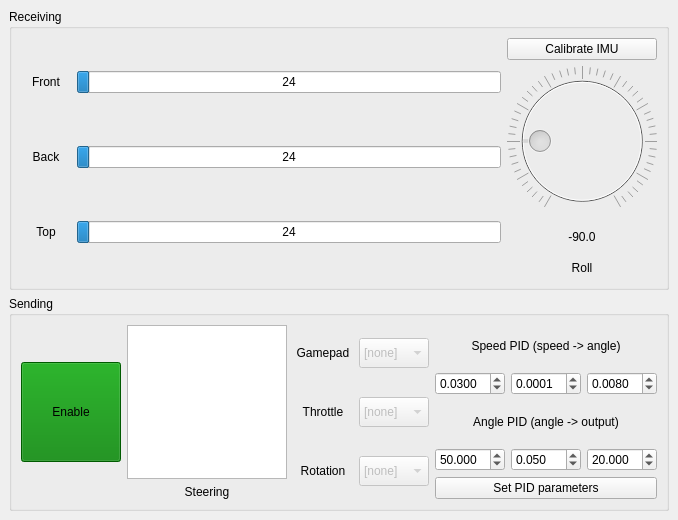
First picture: the form in src/rys_control/remote/src/UI/Layouts/RysRemoteMainWindowLayout.ui, repository GroupOfRobots/MiniRysV4ROS2, before the edit.
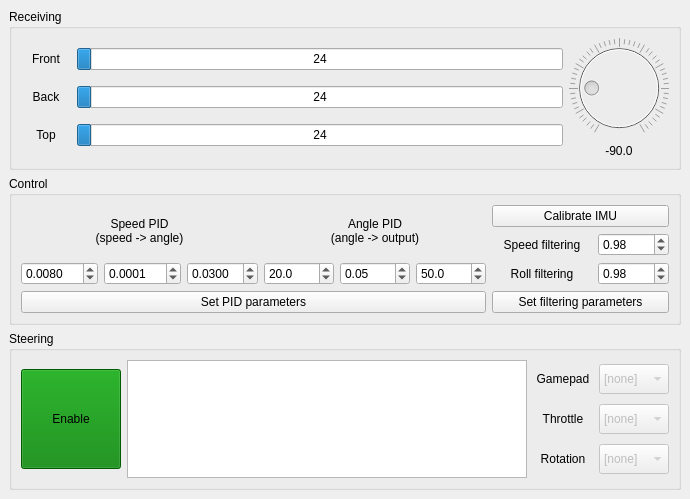
Second picture: the form after the edit.

Commit message: rys_control: * reorganized controls * added filtering value spinBoxes and setter button * changed DDS queue names to unified ones

```diff
--- a/src/rys_control/remote/src/UI/Layouts/RysRemoteMainWindowLayout.ui
+++ b/src/rys_control/remote/src/UI/Layouts/RysRemoteMainWindowLayout.ui
@@ -6,8 +6,8 @@
    <rect>
     <x>0</x>
     <y>0</y>
-    <width>678</width>
-    <height>520</height>
+    <width>690</width>
+    <height>499</height>
    </rect>
   </property>
   <property name="windowTitle">
@@ -36,7 +36,7 @@
              <property name="minimumSize">
               <size>
                <width>50</width>
-               <height>50</height>
+               <height>20</height>
               </size>
              </property>
              <property name="text">
@@ -84,7 +84,7 @@
              <property name="minimumSize">
               <size>
                <width>50</width>
-               <height>50</height>
+               <height>20</height>
               </size>
              </property>
              <property name="text">
@@ -132,7 +132,7 @@
              <property name="minimumSize">
               <size>
                <width>50</width>
-               <height>50</height>
+               <height>20</height>
               </size>
              </property>
              <property name="text">
@@ -171,13 +171,6 @@
        </item>
        <item>
         <layout class="QVBoxLayout" name="imuVerticalLayout">
-         <item>
-          <widget class="QPushButton" name="imuCalibrateButton">
-           <property name="text">
-            <string>Calibrate IMU</string>
-           </property>
-          </widget>
-         </item>
          <item>
           <widget class="QDial" name="rollDial">
            <property name="enabled">
@@ -185,8 +178,8 @@
            </property>
            <property name="minimumSize">
             <size>
-             <width>150</width>
-             <height>150</height>
+             <width>100</width>
+             <height>100</height>
             </size>
            </property>
            <property name="minimum">
@@ -229,7 +222,7 @@
            <property name="minimumSize">
             <size>
              <width>50</width>
-             <height>30</height>
+             <height>0</height>
             </size>
            </property>
            <property name="text">
@@ -240,19 +233,299 @@
            </property>
           </widget>
          </item>
+        </layout>
+       </item>
+      </layout>
+     </widget>
+    </item>
+    <item>
+     <widget class="QGroupBox" name="groupBox">
+      <property name="title">
+       <string>Control</string>
+      </property>
+      <layout class="QHBoxLayout" name="horizontalLayout_3">
+       <item>
+        <layout class="QVBoxLayout" name="verticalLayout_4">
          <item>
-          <widget class="QLabel" name="rollLabel">
-           <property name="minimumSize">
-            <size>
-             <width>0</width>
-             <height>20</height>
-            </size>
+          <layout class="QHBoxLayout" name="horizontalLayout_6">
+           <item>
+            <layout class="QVBoxLayout" name="verticalLayout_3">
+             <item>
+              <widget class="QLabel" name="speedPIDLabel">
+               <property name="minimumSize">
+                <size>
+                 <width>120</width>
+                 <height>40</height>
+                </size>
+               </property>
+               <property name="text">
+                <string>Speed PID
+(speed -&gt; angle)</string>
+               </property>
+               <property name="alignment">
+                <set>Qt::AlignCenter</set>
+               </property>
+              </widget>
+             </item>
+             <item>
+              <layout class="QHBoxLayout" name="horizontalLayout_5">
+               <item>
+                <widget class="QDoubleSpinBox" name="speedDSpinBox">
+                 <property name="minimumSize">
+                  <size>
+                   <width>70</width>
+                   <height>0</height>
+                  </size>
+                 </property>
+                 <property name="decimals">
+                  <number>4</number>
+                 </property>
+                 <property name="maximum">
+                  <double>100.000000000000000</double>
+                 </property>
+                 <property name="singleStep">
+                  <double>0.001000000000000</double>
+                 </property>
+                 <property name="value">
+                  <double>0.008000000000000</double>
+                 </property>
+                </widget>
+               </item>
+               <item>
+                <widget class="QDoubleSpinBox" name="speedISpinBox">
+                 <property name="minimumSize">
+                  <size>
+                   <width>70</width>
+                   <height>0</height>
+                  </size>
+                 </property>
+                 <property name="decimals">
+                  <number>4</number>
+                 </property>
+                 <property name="maximum">
+                  <double>100.000000000000000</double>
+                 </property>
+                 <property name="singleStep">
+                  <double>0.000100000000000</double>
+                 </property>
+                 <property name="value">
+                  <double>0.000100000000000</double>
+                 </property>
+                </widget>
+               </item>
+               <item>
+                <widget class="QDoubleSpinBox" name="speedPSpinBox">
+                 <property name="minimumSize">
+                  <size>
+                   <width>70</width>
+                   <height>0</height>
+                  </size>
+                 </property>
+                 <property name="decimals">
+                  <number>4</number>
+                 </property>
+                 <property name="maximum">
+                  <double>10.000000000000000</double>
+                 </property>
+                 <property name="singleStep">
+                  <double>0.001000000000000</double>
+                 </property>
+                 <property name="value">
+                  <double>0.030000000000000</double>
+                 </property>
+                </widget>
+               </item>
+              </layout>
+             </item>
+            </layout>
+           </item>
+           <item>
+            <layout class="QVBoxLayout" name="verticalLayout_5">
+             <item>
+              <widget class="QLabel" name="anglePIDLabel">
+               <property name="minimumSize">
+                <size>
+                 <width>120</width>
+                 <height>40</height>
+                </size>
+               </property>
+               <property name="text">
+                <string>Angle PID
+(angle -&gt; output)</string>
+               </property>
+               <property name="alignment">
+                <set>Qt::AlignCenter</set>
+               </property>
+              </widget>
+             </item>
+             <item>
+              <layout class="QHBoxLayout" name="horizontalLayout_2">
+               <item>
+                <widget class="QDoubleSpinBox" name="angleDSpinBox">
+                 <property name="minimumSize">
+                  <size>
+                   <width>70</width>
+                   <height>0</height>
+                  </size>
+                 </property>
+                 <property name="decimals">
+                  <number>1</number>
+                 </property>
+                 <property name="maximum">
+                  <double>100.000000000000000</double>
+                 </property>
+                 <property name="value">
+                  <double>20.000000000000000</double>
+                 </property>
+                </widget>
+               </item>
+               <item>
+                <widget class="QDoubleSpinBox" name="angleISpinBox">
+                 <property name="minimumSize">
+                  <size>
+                   <width>70</width>
+                   <height>0</height>
+                  </size>
+                 </property>
+                 <property name="decimals">
+                  <number>2</number>
+                 </property>
+                 <property name="value">
+                  <double>0.050000000000000</double>
+                 </property>
+                </widget>
+               </item>
+               <item>
+                <widget class="QDoubleSpinBox" name="anglePSpinBox">
+                 <property name="minimumSize">
+                  <size>
+                   <width>70</width>
+                   <height>0</height>
+                  </size>
+                 </property>
+                 <property name="decimals">
+                  <number>1</number>
+                 </property>
+                 <property name="maximum">
+                  <double>1000.000000000000000</double>
+                 </property>
+                 <property name="value">
+                  <double>50.000000000000000</double>
+                 </property>
+                </widget>
+               </item>
+              </layout>
+             </item>
+            </layout>
+           </item>
+          </layout>
+         </item>
+         <item>
+          <widget class="QPushButton" name="setPIDsButton">
+           <property name="text">
+            <string>Set PID parameters</string>
            </property>
+          </widget>
+         </item>
+        </layout>
+       </item>
+       <item>
+        <layout class="QVBoxLayout" name="filteringVerticalLayout">
+         <item>
+          <widget class="QPushButton" name="imuCalibrateButton">
            <property name="text">
-            <string>Roll</string>
+            <string>Calibrate IMU</string>
            </property>
-           <property name="alignment">
-            <set>Qt::AlignCenter</set>
+          </widget>
+         </item>
+         <item>
+          <layout class="QHBoxLayout" name="speedFilteringHorizontalLayout">
+           <item>
+            <widget class="QLabel" name="speedFilteringLabel">
+             <property name="minimumSize">
+              <size>
+               <width>100</width>
+               <height>20</height>
+              </size>
+             </property>
+             <property name="text">
+              <string>Speed filtering</string>
+             </property>
+             <property name="alignment">
+              <set>Qt::AlignCenter</set>
+             </property>
+            </widget>
+           </item>
+           <item>
+            <widget class="QDoubleSpinBox" name="speedFilteringSpinBox">
+             <property name="minimumSize">
+              <size>
+               <width>70</width>
+               <height>0</height>
+              </size>
+             </property>
+             <property name="decimals">
+              <number>2</number>
+             </property>
+             <property name="maximum">
+              <double>1.000000000000000</double>
+             </property>
+             <property name="singleStep">
+              <double>0.010000000000000</double>
+             </property>
+             <property name="value">
+              <double>0.980000000000000</double>
+             </property>
+            </widget>
+           </item>
+          </layout>
+         </item>
+         <item>
+          <layout class="QHBoxLayout" name="rollFilteringHorizontalLayout">
+           <item>
+            <widget class="QLabel" name="rollFilteringLabel">
+             <property name="minimumSize">
+              <size>
+               <width>100</width>
+               <height>20</height>
+              </size>
+             </property>
+             <property name="text">
+              <string>Roll filtering</string>
+             </property>
+             <property name="alignment">
+              <set>Qt::AlignCenter</set>
+             </property>
+            </widget>
+           </item>
+           <item>
+            <widget class="QDoubleSpinBox" name="rollFilteringSpinBox">
+             <property name="minimumSize">
+              <size>
+               <width>70</width>
+               <height>0</height>
+              </size>
+             </property>
+             <property name="decimals">
+              <number>2</number>
+             </property>
+             <property name="maximum">
+              <double>1.000000000000000</double>
+             </property>
+             <property name="singleStep">
+              <double>0.010000000000000</double>
+             </property>
+             <property name="value">
+              <double>0.980000000000000</double>
+             </property>
+            </widget>
+           </item>
+          </layout>
+         </item>
+         <item>
+          <widget class="QPushButton" name="setFilteringParamsButton">
+           <property name="text">
+            <string>Set filtering parameters</string>
            </property>
           </widget>
          </item>
@@ -264,7 +537,7 @@
     <item>
      <widget class="QGroupBox" name="sendinggroupBox">
       <property name="title">
-       <string>Sending</string>
+       <string>Steering</string>
       </property>
       <layout class="QHBoxLayout" name="horizontalLayout_4">
        <item>
@@ -301,8 +574,8 @@
            </property>
            <property name="minimumSize">
             <size>
-             <width>150</width>
-             <height>150</height>
+             <width>100</width>
+             <height>100</height>
             </size>
            </property>
            <property name="sizeIncrement">
@@ -328,16 +601,6 @@
            </property>
           </widget>
          </item>
-         <item>
-          <widget class="QLabel" name="steeringLabel">
-           <property name="text">
-            <string>Steering</string>
-           </property>
-           <property name="alignment">
-            <set>Qt::AlignCenter</set>
-           </property>
-          </widget>
-         </item>
         </layout>
        </item>
        <item>
@@ -349,7 +612,7 @@
              <property name="minimumSize">
               <size>
                <width>60</width>
-               <height>50</height>
+               <height>30</height>
               </size>
              </property>
              <property name="text">
@@ -387,7 +650,7 @@
              <property name="minimumSize">
               <size>
                <width>60</width>
-               <height>50</height>
+               <height>30</height>
               </size>
              </property>
              <property name="text">
@@ -450,7 +713,7 @@
              <property name="minimumSize">
               <size>
                <width>60</width>
-               <height>50</height>
+               <height>30</height>
               </size>
              </property>
              <property name="text">
@@ -508,153 +771,6 @@
          </item>
         </layout>
        </item>
-       <item>
-        <layout class="QVBoxLayout" name="verticalLayout">
-         <item>
-          <widget class="QLabel" name="speedPIDLabel">
-           <property name="minimumSize">
-            <size>
-             <width>100</width>
-             <height>30</height>
-            </size>
-           </property>
-           <property name="text">
-            <string>Speed PID (speed -&gt; angle)</string>
-           </property>
-           <property name="alignment">
-            <set>Qt::AlignCenter</set>
-           </property>
-          </widget>
-         </item>
-         <item>
-          <layout class="QHBoxLayout" name="speedPIDHorizontalLayout">
-           <item>
-            <widget class="QDoubleSpinBox" name="speedPSpinBox">
-             <property name="minimumSize">
-              <size>
-               <width>70</width>
-               <height>0</height>
-              </size>
-             </property>
-             <property name="decimals">
-              <number>4</number>
-             </property>
-             <property name="value">
-              <double>0.030000000000000</double>
-             </property>
-            </widget>
-           </item>
-           <item>
-            <widget class="QDoubleSpinBox" name="speedISpinBox">
-             <property name="minimumSize">
-              <size>
-               <width>70</width>
-               <height>0</height>
-              </size>
-             </property>
-             <property name="decimals">
-              <number>4</number>
-             </property>
-             <property name="value">
-              <double>0.000100000000000</double>
-             </property>
-            </widget>
-           </item>
-           <item>
-            <widget class="QDoubleSpinBox" name="speedDSpinBox">
-             <property name="minimumSize">
-              <size>
-               <width>70</width>
-               <height>0</height>
-              </size>
-             </property>
-             <property name="decimals">
-              <number>4</number>
-             </property>
-             <property name="value">
-              <double>0.008000000000000</double>
-             </property>
-            </widget>
-           </item>
-          </layout>
-         </item>
-         <item>
-          <widget class="QLabel" name="anglePIDLabel">
-           <property name="minimumSize">
-            <size>
-             <width>100</width>
-             <height>30</height>
-            </size>
-           </property>
-           <property name="text">
-            <string>Angle PID (angle -&gt; output)</string>
-           </property>
-           <property name="alignment">
-            <set>Qt::AlignCenter</set>
-           </property>
-          </widget>
-         </item>
-         <item>
-          <layout class="QHBoxLayout" name="anglePIDHorizontalLayout">
-           <item>
-            <widget class="QDoubleSpinBox" name="anglePSpinBox">
-             <property name="minimumSize">
-              <size>
-               <width>70</width>
-               <height>0</height>
-              </size>
-             </property>
-             <property name="decimals">
-              <number>3</number>
-             </property>
-             <property name="value">
-              <double>50.000000000000000</double>
-             </property>
-            </widget>
-           </item>
-           <item>
-            <widget class="QDoubleSpinBox" name="angleISpinBox">
-             <property name="minimumSize">
-              <size>
-               <width>70</width>
-               <height>0</height>
-              </size>
-             </property>
-             <property name="decimals">
-              <number>3</number>
-             </property>
-             <property name="value">
-              <double>0.050000000000000</double>
-             </property>
-            </widget>
-           </item>
-           <item>
-            <widget class="QDoubleSpinBox" name="angleDSpinBox">
-             <property name="minimumSize">
-              <size>
-               <width>70</width>
-               <height>0</height>
-              </size>
-             </property>
-             <property name="decimals">
-              <number>3</number>
-             </property>
-             <property name="value">
-              <double>20.000000000000000</double>
-             </property>
-            </widget>
-           </item>
-          </layout>
-         </item>
-         <item>
-          <widget class="QPushButton" name="setPIDsButton">
-           <property name="text">
-            <string>Set PID parameters</string>
-           </property>
-          </widget>
-         </item>
-        </layout>
-       </item>
       </layout>
      </widget>
     </item>
```
Left out of the diff: 2 changed lines with no effect on the pictures. The commit also changes 2 other files.
